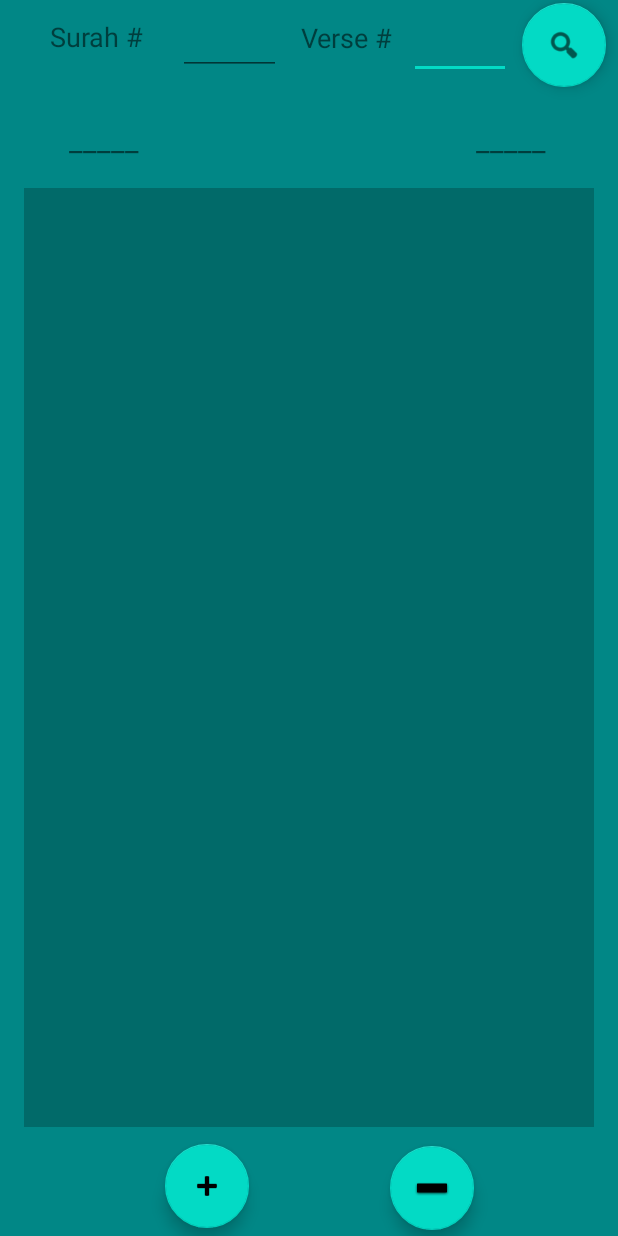
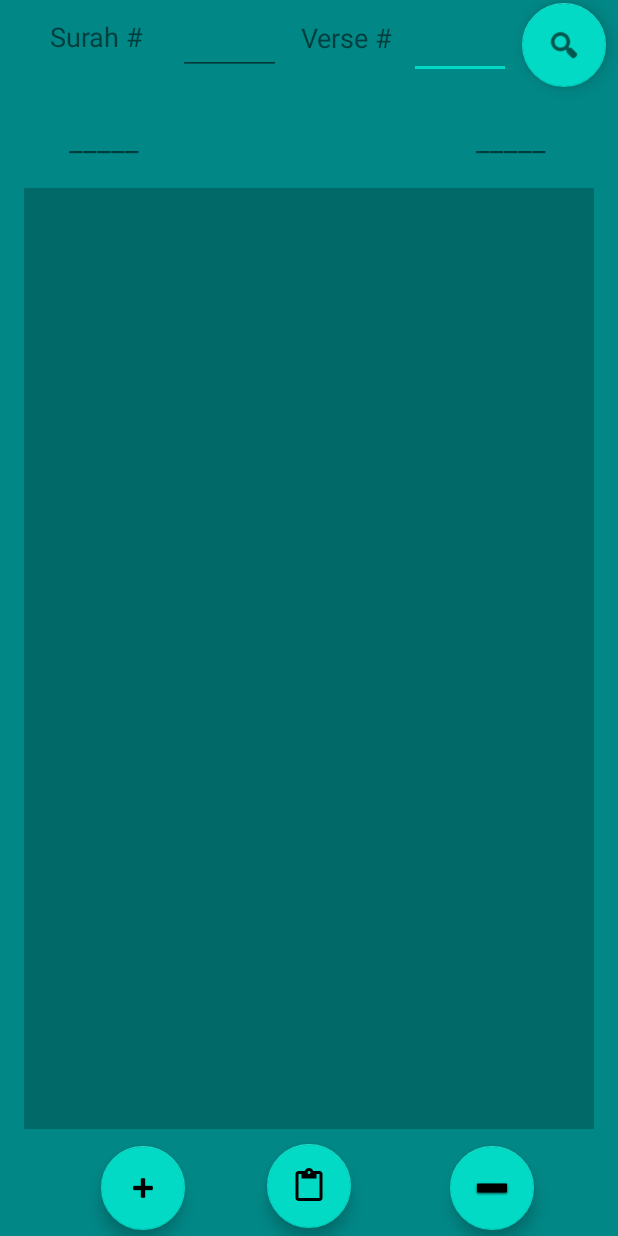
Before and after one commit to abubakaryesme/Quran-Verse-Finder, an Android app: the screen it shows after launch (MainActivity), on a phone screen of 412 x 824 dp. Run offline under Robolectric (Android 15) with nearby library versions, the phone set to English and light mode, and no system bars; 1 statement that could not run was skipped.

Commit message:
Adding git button!

```diff
--- a/app/src/main/java/com/example/holyquran/MainActivity.java
+++ b/app/src/main/java/com/example/holyquran/MainActivity.java
@@ -1,5 +1,7 @@
 package com.example.holyquran;
 
+import android.content.Intent;
+import android.net.Uri;
 import android.os.Bundle;
 
 import androidx.appcompat.app.AppCompatActivity;
@@ -21,6 +23,7 @@ public class MainActivity extends AppCompatActivity {
     FloatingActionButton btnOneAdd;
     FloatingActionButton btnOneSub;
     FloatingActionButton btnSearch;
+    FloatingActionButton btnGitHubCode;
     EditText surahNo;
     EditText verseNo;
     TextView surahNameUrdu;
@@ -44,6 +47,7 @@ public class MainActivity extends AppCompatActivity {
         btnOneAdd = findViewById(R.id.floatingActionButton3);
         btnOneSub = findViewById(R.id.floatingActionButton4);
         btnSearch = findViewById(R.id.floatingActionButton5);
+        btnGitHubCode = findViewById(R.id.floatingActionButton6);
 
         surahNo= findViewById(R.id.editTextSuraf);
         verseNo = findViewById(R.id.editTextVerse);
@@ -55,6 +59,19 @@ public class MainActivity extends AppCompatActivity {
 
         verseIndex = new QDH();
         arabicVerse = new QuranArabicText();
+
+        btnGitHubCode.setOnClickListener(new View.OnClickListener(){
+            @Override
+            public void onClick(View view) {
+                try {
+                    Uri webpage = Uri.parse("https://github.com/abubakaryesme/Quran-Verse-Finder/commits/main");
+                    Intent intent = new Intent(Intent.ACTION_VIEW, webpage);
+                    startActivity(intent);
+                } catch (Exception ex) {
+
+                }
+            }
+        });
 
         btnSearch.setOnClickListener(new View.OnClickListener() {
             @Override
--- a/app/src/main/res/layout/activity_main.xml
+++ b/app/src/main/res/layout/activity_main.xml
@@ -74,11 +74,11 @@
         android:layout_marginTop="67dp"
         android:layout_marginEnd="16dp"
         android:layout_marginBottom="67dp"
-        android:textSize="25dp"
+        android:background="@color/cardview_shadow_start_color"
         android:fontFamily="@font/noorehuda_regular"
-        android:background="@color/cardview_shadow_start_color"
         android:text=""
         android:textAlignment="center"
+        android:textSize="25dp"
         app:layout_constraintBottom_toBottomOf="@+id/floatingActionButton3"
         app:layout_constraintEnd_toEndOf="parent"
         app:layout_constraintStart_toStartOf="parent"
@@ -115,10 +115,10 @@
         android:layout_width="130dp"
         android:layout_height="0dp"
         android:layout_marginStart="136dp"
+        android:fontFamily="@font/noorehuda_regular"
         android:gravity="left|center"
         android:text=""
         android:textSize="20dp"
-        android:fontFamily="@font/noorehuda_regular"
         app:layout_constraintBottom_toBottomOf="@+id/textSurahNameUrdu"
         app:layout_constraintStart_toStartOf="parent"
         app:layout_constraintTop_toTopOf="@+id/textSurahNameUrdu"
@@ -128,12 +128,10 @@
         android:id="@+id/floatingActionButton3"
         android:layout_width="wrap_content"
         android:layout_height="wrap_content"
-        android:layout_marginStart="84dp"
-        android:layout_marginEnd="84dp"
-        android:layout_marginBottom="5dp"
+        android:layout_marginStart="52dp"
+        android:layout_marginBottom="4dp"
         android:clickable="true"
         app:layout_constraintBottom_toBottomOf="parent"
-        app:layout_constraintEnd_toStartOf="@+id/floatingActionButton4"
         app:layout_constraintStart_toStartOf="@+id/textSurah"
         app:srcCompat="@android:drawable/ic_input_add" />
 
@@ -141,7 +139,7 @@
         android:id="@+id/floatingActionButton4"
         android:layout_width="wrap_content"
         android:layout_height="wrap_content"
-        android:layout_marginEnd="96dp"
+        android:layout_marginEnd="56dp"
         android:layout_marginBottom="4dp"
         android:clickable="true"
         app:layout_constraintBottom_toBottomOf="parent"
@@ -161,4 +159,15 @@
         app:layout_constraintTop_toTopOf="parent"
         app:srcCompat="@android:drawable/ic_menu_search" />
 
+    <com.google.android.material.floatingactionbutton.FloatingActionButton
+        android:id="@+id/floatingActionButton6"
+        android:layout_width="wrap_content"
+        android:layout_height="wrap_content"
+        android:layout_marginBottom="5dp"
+        android:clickable="true"
+        app:layout_constraintBottom_toBottomOf="parent"
+        app:layout_constraintEnd_toEndOf="parent"
+        app:layout_constraintStart_toStartOf="parent"
+        app:srcCompat="?attr/actionModePasteDrawable" />
+
 </androidx.constraintlayout.widget.ConstraintLayout>
```
